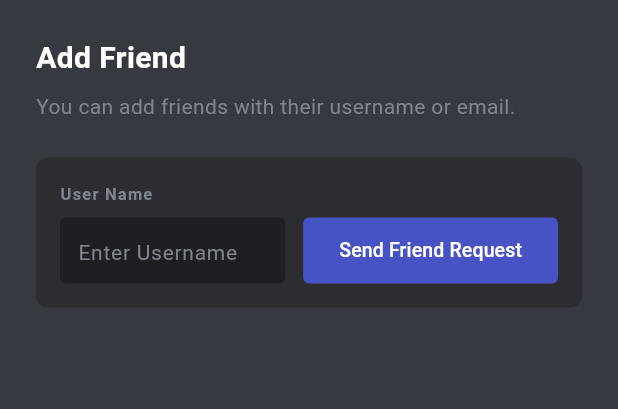
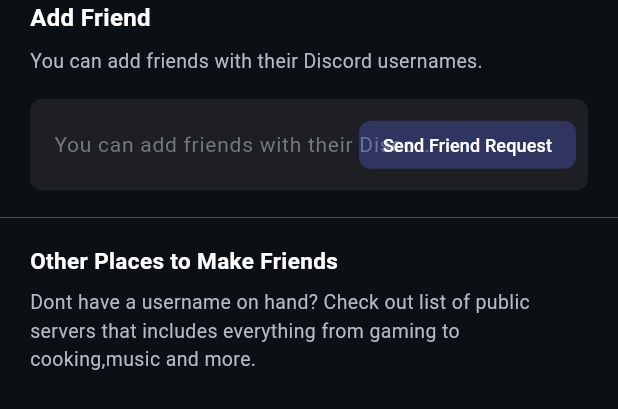
Before and after one commit to cloud5252/My-Discord, a Flutter app: the AddFraindView widget shown alone on an empty page, opened directly, on a phone screen of 412 x 824 dp. Shown: the top 409 px of the screen. Run offline on Flutter 3.47's test engine with Material 3 defaults, Android fonts, the light colour scheme and no system bars; our stand-ins replace cloud_firestore, firebase_auth, firebase_core, stacked, stacked_services, stacked_shared; accounts and stored records are empty; network calls fail.

Commit message:
set layout

```diff
--- a/lib/ui/views/home/homeHub/fraindHub/Tabs/add fraind/add_fraind_view.dart
+++ b/lib/ui/views/home/homeHub/fraindHub/Tabs/add fraind/add_fraind_view.dart
@@ -8,111 +8,83 @@
   @override
   Widget builder(
       BuildContext context, AddFraindViewModel viewModel, Widget? child) {
-    return Container(
-      color: const Color(0xFF36393F),
-      padding: const EdgeInsets.all(24),
-      child: Column(
+    return Column(
       crossAxisAlignment: CrossAxisAlignment.start,
       children: [
-          // ─── Header ───────────────────────────────────
-          const Text(
+        const Padding(
+          padding: EdgeInsets.symmetric(horizontal: 20),
+          child: Text(
             'Add Friend',
             style: TextStyle(
-              color: Colors.white,
-              fontSize: 20,
-              fontWeight: FontWeight.w700,
+                color: Colors.white, fontSize: 16, fontWeight: FontWeight.bold),
           ),
         ),
         const SizedBox(height: 8),
-          const Text(
-            'You can add friends with their username or email.',
-            style: TextStyle(
-              color: Color(0xFF80848E),
-              fontSize: 14,
+        const Padding(
+          padding: EdgeInsets.symmetric(horizontal: 20),
+          child: Text(
+            'You can add friends with their Discord usernames.',
+            style: TextStyle(color: Color(0xFFB5BAC1), fontSize: 13),
           ),
         ),
-          const SizedBox(height: 24),
-
-          // ─── Input + Button ───────────────────────────
-          Container(
-            padding: const EdgeInsets.all(16),
-            decoration: BoxDecoration(
-              color: const Color(0xFF2B2D31),
+        const SizedBox(height: 16),
+        Padding(
+          padding: const EdgeInsets.symmetric(horizontal: 20),
+          child: Stack(
+            alignment: Alignment.centerRight,
+            children: [
+              TextField(
+                onChanged: viewModel.onInputChanged,
+                style: const TextStyle(color: Colors.white, fontSize: 14),
+                cursorColor: Colors.white,
+                textAlignVertical: TextAlignVertical.center,
+                decoration: InputDecoration(
+                  hoverColor: Colors.transparent,
+                  fillColor: const Color(0xFF1E1F22),
+                  filled: true,
+                  hintText: 'You can add friends with their Discord usernames.',
+                  hintStyle:
+                      const TextStyle(color: Color(0xFF72767D), fontSize: 14),
+                  contentPadding: const EdgeInsets.only(
+                      left: 12, right: 100, top: 20, bottom: 20),
+                  border: OutlineInputBorder(
                     borderRadius: BorderRadius.circular(8),
+                    borderSide: BorderSide.none,
                   ),
-            child: Column(
-              crossAxisAlignment: CrossAxisAlignment.start,
-              children: [
-                const Text(
-                  'User Name',
-                  style: TextStyle(
-                    color: Color(0xFF80848E),
-                    fontSize: 11,
-                    fontWeight: FontWeight.w600,
-                    letterSpacing: 0.8,
-                  ),
-                ),
-                const SizedBox(height: 8),
-                Row(
-                  children: [
-                    // Input field
-                    Expanded(
-                      child: Container(
-                        height: 44,
-                        decoration: BoxDecoration(
-                          color: const Color(0xFF1E1F22),
-                          borderRadius: BorderRadius.circular(4),
-                        ),
-                        child: TextField(
-                          onChanged: viewModel.onInputChanged,
-                          style: const TextStyle(
-                              color: Colors.white, fontSize: 14),
-                          cursorColor: const Color(0xFF5865F2),
-                          decoration: const InputDecoration(
-                            hintText: 'Enter Username ',
-                            hintStyle: TextStyle(
-                                color: Color(0xFF80848E), fontSize: 14),
-                            border: InputBorder.none,
-                            contentPadding:
-                                EdgeInsets.symmetric(horizontal: 12),
+                  focusedBorder: OutlineInputBorder(
+                    borderRadius: BorderRadius.circular(8),
+                    borderSide:
+                        const BorderSide(color: Color(0xFF00A8FC), width: 1.0),
                   ),
                 ),
               ),
-                    ),
-                    const SizedBox(width: 12),
-
-                    // Send button
-                    SizedBox(
-                      height: 44,
+              Padding(
+                padding: const EdgeInsets.only(right: 8.0),
+                child: SizedBox(
+                  height: 32,
                   child: ElevatedButton(
-                        onPressed: viewModel.inputValue.trim().isEmpty ||
-                                viewModel.isBusy
+                    onPressed: (viewModel.inputValue.isEmpty)
                         ? null
-                            : () => viewModel.sendFriendRequest(),
+                        : viewModel.sendFriendRequest,
                     style: ElevatedButton.styleFrom(
                       backgroundColor: const Color(0xFF5865F2),
-                          disabledBackgroundColor: const Color(0xFF4752C4),
+                      disabledBackgroundColor:
+                          const Color(0xFF5a68ed).withOpacity(0.3),
                       shape: RoundedRectangleBorder(
-                            borderRadius: BorderRadius.circular(4),
+                        borderRadius: BorderRadius.circular(8),
                       ),
+                      padding: const EdgeInsets.symmetric(horizontal: 16),
+                      elevation: 0,
                     ),
-                        child: viewModel.isBusy
-                            ? const SizedBox(
-                                width: 16,
-                                height: 16,
-                                child: CircularProgressIndicator(
-                                  color: Colors.white,
-                                  strokeWidth: 2,
-                                ),
-                              )
-                            : const Text(
+                    child: const Text(
                       'Send Friend Request',
-                                style: TextStyle(
-                                    color: Colors.white, fontSize: 13),
+                      style: TextStyle(color: Colors.white, fontSize: 12),
                     ),
                   ),
                 ),
+              )
             ],
+          ),
         ),
         if (viewModel.feedbackMessage != null) ...[
           const SizedBox(height: 12),
@@ -127,7 +99,7 @@
                     ? const Color(0xFF3BA55C)
                     : const Color(0xFFED4245),
               ),
-                      const SizedBox(width: 6),
+              const SizedBox(width: 8),
               Text(
                 viewModel.feedbackMessage!,
                 style: TextStyle(
@@ -140,11 +112,30 @@
             ],
           ),
         ],
-              ],
+        const SizedBox(height: 10),
+        Divider(
+          color: Colors.grey.shade700,
+          thickness: 0.5,
+        ),
+        const SizedBox(height: 10),
+        const Padding(
+          padding: EdgeInsets.symmetric(horizontal: 20),
+          child: Text(
+            'Other Places to Make Friends',
+            style: TextStyle(
+                color: Colors.white, fontSize: 15, fontWeight: FontWeight.bold),
           ),
         ),
+        const SizedBox(height: 8),
+        const Padding(
+          padding: EdgeInsets.symmetric(horizontal: 20),
+          child: Text(
+            'Dont have a username on hand? Check out list of public servers that includes everything from gaming to cooking,music and more.',
+            style: TextStyle(color: Color(0xFFB5BAC1), fontSize: 13),
+          ),
+        ),
+        const SizedBox(height: 16),
       ],
-      ),
     );
   }
 
--- a/lib/ui/views/home/homeHub/fraindHub/fraind_hub_view.dart
+++ b/lib/ui/views/home/homeHub/fraindHub/fraind_hub_view.dart
@@ -49,7 +49,9 @@
             ),
           ),
           if (viewModel.selectedFilter == FriendFilter.blocked ||
-              viewModel.selectedFilter == FriendFilter.all)
+              viewModel.selectedFilter == FriendFilter.all ||
+              viewModel.selectedFilter == FriendFilter.online ||
+              viewModel.selectedFilter == FriendFilter.pending)
             Padding(
               padding: const EdgeInsets.all(16.0),
               child: FriendsSearchBar(viewModel: viewModel),
```
Also changed, not shown: lib/ui/views/home/coversationHub/dmSide/dm_side_view.dart (+26 -31 lines), lib/ui/views/home/homeHub/fraindHub/common/search_bar.dart (+19 -5 lines), lib/ui/views/home/home_view.dart (+4 -11 lines). Lines whose indentation alone changed are shown as unchanged.
